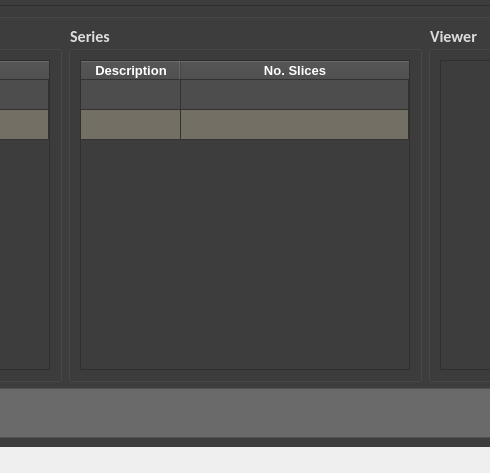
Before: the Qt Designer form ui/pacs_home.ui in JKirby00/Ncl_STP_PracticalComputing, drawn with Qt 5; both pictures show x 300 to 790 and y 273 to 746 of the 1090 by 746 pixel window.
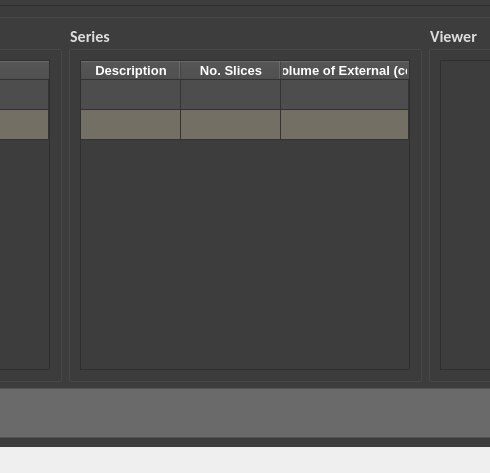
After: the same form once the commit is applied.

Commit message: Added external volume column to series table

Diff of the .ui file:
```diff
--- a/ui/pacs_home.ui
+++ b/ui/pacs_home.ui
@@ -520,6 +520,11 @@
              <string>No. Slices</string>
             </property>
            </column>
+           <column>
+            <property name="text">
+             <string>Volume of External (cc)</string>
+            </property>
+           </column>
           </widget>
          </item>
         </layout>
```
